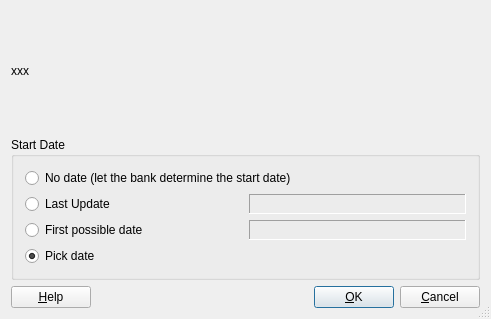
Qt form kmymoney/plugins/kbanking/dialogs/kbpickstartdate.ui (KDE/kmymoney) before a commit.
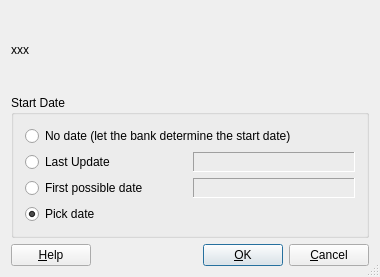
The same form after that commit. Custom widgets are drawn as their Qt base class.

Commit message: * Added kmm_widgets.so as the place for all widgets * Moved kMyMoneyDateInput into this library * Adjusted KBanking plugin to use this new lib

```diff
--- a/kmymoney/plugins/kbanking/dialogs/kbpickstartdate.ui
+++ b/kmymoney/plugins/kbanking/dialogs/kbpickstartdate.ui
@@ -6,8 +6,8 @@
    <rect>
     <x>0</x>
     <y>0</y>
-    <width>491</width>
-    <height>319</height>
+    <width>380</width>
+    <height>277</height>
    </rect>
   </property>
   <property name="windowTitle">
@@ -29,85 +29,87 @@
       <string>xxx</string>
      </property>
      <property name="wordWrap">
-      <bool>false</bool>
+      <bool>true</bool>
      </property>
     </widget>
    </item>
    <item>
     <widget class="Q3ButtonGroup" name="buttonGroup">
+     <property name="sizePolicy">
+      <sizepolicy hsizetype="Preferred" vsizetype="Preferred">
+       <horstretch>0</horstretch>
+       <verstretch>0</verstretch>
+      </sizepolicy>
+     </property>
      <property name="title">
       <string>Start Date</string>
      </property>
-     <layout class="QVBoxLayout">
-      <item>
+     <layout class="QGridLayout" name="gridLayout">
+      <item row="0" column="0" colspan="2">
        <widget class="QRadioButton" name="noDateButton">
         <property name="text">
          <string>No date (let the bank determine the start date)</string>
         </property>
        </widget>
       </item>
-      <item>
-       <layout class="QGridLayout">
-        <item row="2" column="1">
-         <widget class="KDateWidget" name="pickDateEdit"/>
-        </item>
-        <item row="0" column="1">
-         <widget class="QLabel" name="lastUpdateLabel">
-          <property name="frameShape">
-           <enum>QFrame::Panel</enum>
-          </property>
-          <property name="frameShadow">
-           <enum>QFrame::Sunken</enum>
-          </property>
-          <property name="text">
-           <string/>
-          </property>
-          <property name="wordWrap">
-           <bool>false</bool>
-          </property>
-         </widget>
-        </item>
-        <item row="1" column="0">
-         <widget class="QRadioButton" name="firstDateButton">
-          <property name="text">
-           <string>First possible date</string>
-          </property>
-         </widget>
-        </item>
-        <item row="2" column="0">
-         <widget class="QRadioButton" name="pickDateButton">
-          <property name="text">
-           <string>Pick date</string>
-          </property>
-          <property name="checked">
-           <bool>true</bool>
-          </property>
-         </widget>
-        </item>
-        <item row="0" column="0">
-         <widget class="QRadioButton" name="lastUpdateButton">
-          <property name="text">
-           <string>Last Update</string>
-          </property>
-         </widget>
-        </item>
-        <item row="1" column="1">
-         <widget class="QLabel" name="firstDateLabel">
-          <property name="frameShape">
-           <enum>QFrame::Panel</enum>
-          </property>
-          <property name="frameShadow">
-           <enum>QFrame::Sunken</enum>
-          </property>
-          <property name="text">
-           <string/>
-          </property>
-          <property name="wordWrap">
-           <bool>false</bool>
-          </property>
-         </widget>
-        </item>
-       </layout>
+      <item row="1" column="0">
+       <widget class="QRadioButton" name="lastUpdateButton">
+        <property name="text">
+         <string>Last Update</string>
+        </property>
+       </widget>
+      </item>
+      <item row="1" column="1">
+       <widget class="QLabel" name="lastUpdateLabel">
+        <property name="frameShape">
+         <enum>QFrame::Panel</enum>
+        </property>
+        <property name="frameShadow">
+         <enum>QFrame::Sunken</enum>
+        </property>
+        <property name="text">
+         <string/>
+        </property>
+        <property name="wordWrap">
+         <bool>false</bool>
+        </property>
+       </widget>
+      </item>
+      <item row="2" column="0">
+       <widget class="QRadioButton" name="firstDateButton">
+        <property name="text">
+         <string>First possible date</string>
+        </property>
+       </widget>
+      </item>
+      <item row="2" column="1">
+       <widget class="QLabel" name="firstDateLabel">
+        <property name="frameShape">
+         <enum>QFrame::Panel</enum>
+        </property>
+        <property name="frameShadow">
+         <enum>QFrame::Sunken</enum>
+        </property>
+        <property name="text">
+         <string/>
+        </property>
+        <property name="wordWrap">
+         <bool>false</bool>
+        </property>
+       </widget>
+      </item>
+      <item row="3" column="0">
+       <widget class="QRadioButton" name="pickDateButton">
+        <property name="text">
+         <string>Pick date</string>
+        </property>
+        <property name="checked">
+         <bool>true</bool>
+        </property>
+       </widget>
+      </item>
+      <item row="3" column="1">
+       <widget class="kMyMoneyDateInput" name="pickDateEdit"/>
       </item>
      </layout>
     </widget>
@@ -173,6 +175,11 @@
  <layoutdefault spacing="6" margin="11"/>
  <pixmapfunction>qPixmapFromMimeSource</pixmapfunction>
  <customwidgets>
+  <customwidget>
+   <class>kMyMoneyDateInput</class>
+   <extends>QFrame</extends>
+   <header>kmymoneydateinput.h</header>
+  </customwidget>
   <customwidget>
    <class>Q3GroupBox</class>
    <extends>QGroupBox</extends>
@@ -185,11 +192,6 @@
    <header>Qt3Support/Q3ButtonGroup</header>
    <container>1</container>
   </customwidget>
-  <customwidget>
-   <class>KDateWidget</class>
-   <extends>QWidget</extends>
-   <header>kdatewidget.h</header>
-  </customwidget>
   <customwidget>
    <class>KPushButton</class>
    <extends>QPushButton</extends>
```
Left out of the diff: 25 changed lines with no effect on the pictures. The commit also changes 4 other files.
